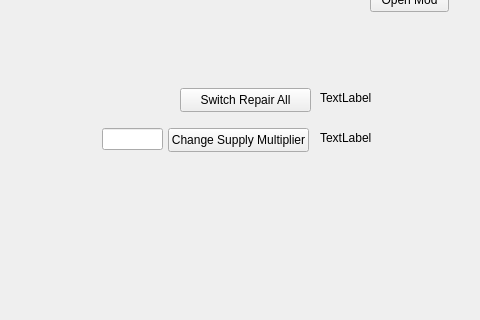
Qt form mainwindow.ui (MeisterDude/SteelDivisionModder) before a commit; both pictures show x 320 to 800 and y 132 to 452 of the 800 by 600 pixel window.
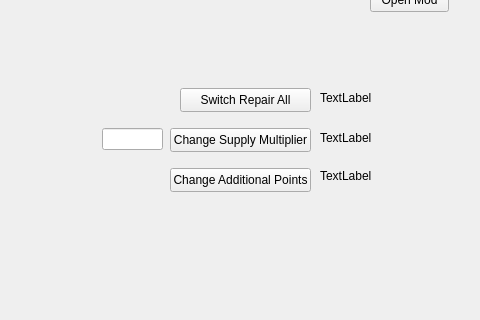
The same form after that commit.

The edit to the form file:
```diff
--- a/mainwindow.ui
+++ b/mainwindow.ui
@@ -127,7 +127,7 @@
   <widget class="QPushButton" name="supplyButton">
    <property name="geometry">
     <rect>
-     <x>488</x>
+     <x>490</x>
      <y>260</y>
      <width>141</width>
      <height>24</height>
@@ -160,6 +160,32 @@
     </rect>
    </property>
   </widget>
+  <widget class="QPushButton" name="pointsButton">
+   <property name="geometry">
+    <rect>
+     <x>490</x>
+     <y>300</y>
+     <width>141</width>
+     <height>24</height>
+    </rect>
+   </property>
+   <property name="text">
+    <string>Change Additional Points</string>
+   </property>
+  </widget>
+  <widget class="QLabel" name="pointsLabel">
+   <property name="geometry">
+    <rect>
+     <x>640</x>
+     <y>300</y>
+     <width>141</width>
+     <height>16</height>
+    </rect>
+   </property>
+   <property name="text">
+    <string>TextLabel</string>
+   </property>
+  </widget>
  </widget>
  <resources/>
  <connections/>
```
